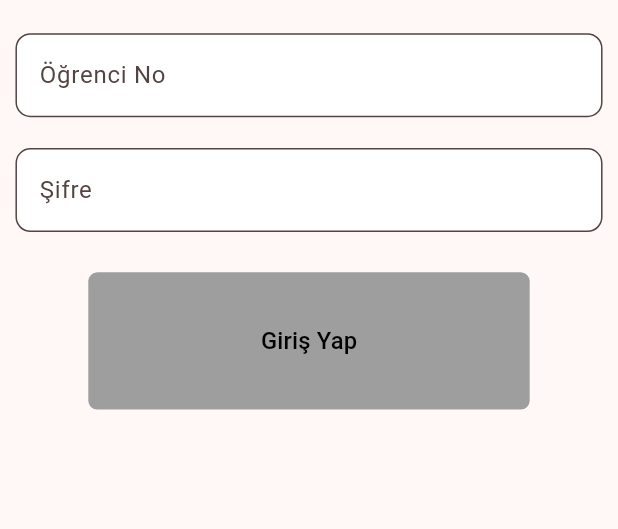
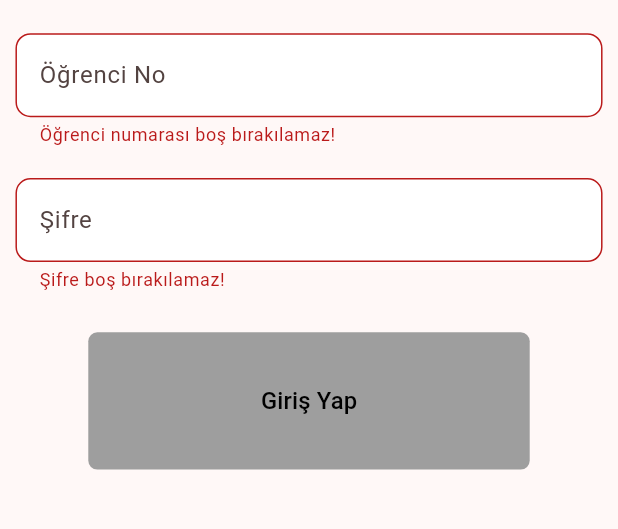
Before and after one commit to mehmetakifkucukkaya/okulSistemi_Flutter, a Flutter app: the screen it shows after launch, tab 2 chosen, after a tap on "Giriş Yap", on a phone screen of 412 x 824 dp, the part 462-991 px from its top. Run offline on Flutter 3.47's test engine with Material 3 defaults, Android fonts, the phone set to English and light mode, and no system bars; our stand-ins replace google_maps_flutter, sqflite; accounts and stored records are empty.

Commit message:
Added database connection for LoginPage

```diff
--- a/lib/widgets/login_form.dart
+++ b/lib/widgets/login_form.dart
@@ -1,4 +1,12 @@
+// ignore_for_file: use_build_context_synchronously
+
+import 'package:collection/collection.dart';
 import 'package:flutter/material.dart';
+
+import '../controllers/student_controller.dart';
+import '../controllers/teacher_controller.dart';
+import '../models/student_model.dart';
+import '../models/teacher_model.dart';
 
 // TODO: Giriş yapma işlemi yapılacak -> DB'deki verilere göre kontrol edilecek
 
@@ -119,7 +127,38 @@ class _LoginFormState extends State<LoginForm> {
                       height: ekranYuksekligi / 9,
                       width: ekranGenisligi / 1.4,
                       child: TextButton(
-                        onPressed: () {},
+                        // Öğretmen girişi
+                        onPressed: () async {
+                          if (widget.formKey.currentState!.validate()) {
+                            String email = widget.emailController.text;
+                            String password =
+                                widget.passwordController.text;
+
+                            List<Teacher> teachers =
+                                await TeacherController.getAllTeachers();
+                            Teacher? teacher = teachers.firstWhereOrNull(
+                              (t) =>
+                                  t.email == email &&
+                                  t.password == password,
+                            );
+
+                            if (teacher != null) {
+                              print(
+                                  'Öğretmen girişi başarılı: ${teacher.name} ${teacher.surname}');
+                            } else {
+                              print(
+                                  'Öğretmen bulunamadı veya giriş bilgileri yanlış');
+                              ScaffoldMessenger.of(context).showSnackBar(
+                                const SnackBar(
+                                  content: Text(
+                                      'Giriş bilgileri yanlış. Lütfen tekrar deneyin.'),
+                                  duration: Duration(seconds: 3),
+                                ),
+                              );
+                            }
+                          }
+                        },
+
                         style: ButtonStyle(
                           shape: MaterialStateProperty.all(
                             RoundedRectangleBorder(
@@ -229,7 +268,35 @@ class _LoginFormState extends State<LoginForm> {
                     height: ekranYuksekligi / 9,
                     width: ekranGenisligi / 1.4,
                     child: TextButton(
-                      onPressed: () {},
+                      // Öğrenci girişi
+                      onPressed: () async {
+                        if (widget.formKey.currentState!.validate()) {
+                          String studentNo =
+                              widget.studentNoController.text;
+                          String password = widget.passwordController.text;
+
+                          List<Student> students =
+                              await StudentController.getStudents();
+                          Student? student = students.firstWhereOrNull(
+                              (s) =>
+                                  s.studentNo == studentNo &&
+                                  s.password == password);
+
+                          if (student != null) {
+                            print(
+                                'Öğrenci girişi başarılı: ${student.name} ${student.surName} ${student.section}');
+                          } else {
+                            ScaffoldMessenger.of(context).showSnackBar(
+                              const SnackBar(
+                                content: Text(
+                                    'Giriş bilgileri yanlış. Lütfen tekrar deneyin.'),
+                                duration: Duration(seconds: 3),
+                              ),
+                            );
+                          }
+                        }
+                      },
+
                       style: ButtonStyle(
                         shape: MaterialStateProperty.all(
                           RoundedRectangleBorder(
--- a/pubspec.yaml
+++ b/pubspec.yaml
@@ -37,6 +37,7 @@ dependencies:
   google_maps_flutter: ^2.6.0
   sqflite: ^2.3.3+1
   path: ^1.9.0
+  collection: ^1.18.0
 
 dev_dependencies:
   flutter_test:
```
Also changed, not shown: pubspec.lock.
